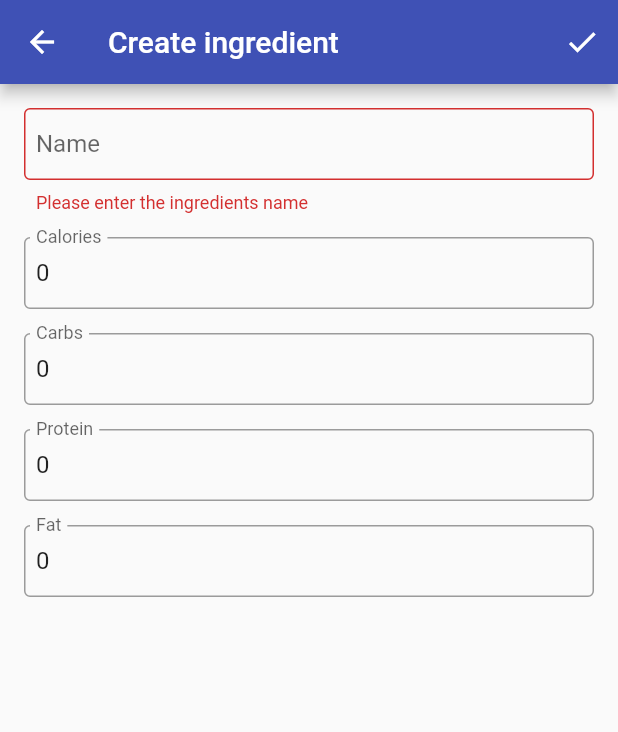
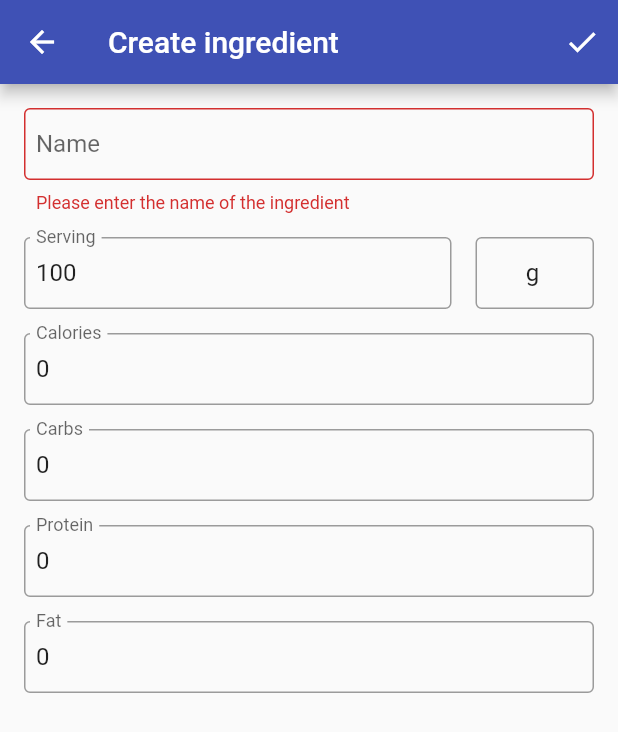
Before and after one commit to barnabas-lesti/aniry_flutter_legacy, a Flutter app: the IngredientEditPage screen opened directly, after a tap on the "done" icon, on a phone screen of 412 x 824 dp. Shown: the top 732 px of the screen. Run offline on Flutter 3.47's test engine with Material 2 defaults, Android fonts, the phone set to English and light mode, and no system bars; our stand-ins replace beamer, flutter_slidable; generated files the repository leaves out were written again.

Commit message:
Created skeleton of the ingredient creation :)))))

```diff
--- a/lib/app/l10n/app_en.arb
+++ b/lib/app/l10n/app_en.arb
@@ -8,8 +8,10 @@
   "ingredientEditPageTitle": "Edit ingredient",
   "ingredientEditPageSaveTooltip": "Save ingredient",
 
-  "ingredientFormNameInvalid": "Please enter the ingredients name",
+  "ingredientFormNameInvalid": "Please enter the name of the ingredient",
   "ingredientFormName": "Name",
+  "ingredientFormServing": "Serving",
+  "ingredientFormServingInvalid": "Please enter the serving amount",
   "ingredientFormCalories": "Calories",
   "ingredientFormCarbs": "Carbs",
   "ingredientFormProtein": "Protein",
--- a/lib/app/models/nutrients.dart
+++ b/lib/app/models/nutrients.dart
@@ -1,3 +1,4 @@
+import 'package:aniry/app/utils.dart';
 import 'package:json_annotation/json_annotation.dart';
 
 part 'nutrients.g.dart';
@@ -16,7 +17,7 @@ class AppNutrients {
 
   @override
   toString() =>
-      '${carbs.toStringAsFixed(0)}g carbs, ${protein.toStringAsFixed(0)}g protein, ${fat.toStringAsFixed(0)}g fat';
+      '${AppUtils.doubleToString(carbs)}g carbs, ${AppUtils.doubleToString(protein)}g protein, ${AppUtils.doubleToString(fat)}g fat';
 
   factory AppNutrients.fromJson(Map<String, dynamic> json) => _$AppNutrientsFromJson(json);
 
--- a/lib/app/models/serving.dart
+++ b/lib/app/models/serving.dart
@@ -1,20 +1,21 @@
-import 'package:aniry/app/models/serving_unit.dart';
+import 'package:aniry/app/models/unit.dart';
+import 'package:aniry/app/utils.dart';
 import 'package:json_annotation/json_annotation.dart';
 
 part 'serving.g.dart';
 
 @JsonSerializable()
 class AppServing {
-  AppServingUnit unit;
+  String unit;
   double value;
 
   AppServing({
-    this.unit = AppServingUnit.g,
+    this.unit = AppUnit.g,
     this.value = 0,
   });
 
   @override
-  toString() => '${value.toStringAsFixed(0)}${unit.name}';
+  toString() => '${AppUtils.doubleToString(value)}$unit';
 
   factory AppServing.fromJson(Map<String, dynamic> json) => _$AppServingFromJson(json);
 
--- a/lib/app/models/serving_unit.dart
+++ /dev/null
@@ -1,5 +0,0 @@
-enum AppServingUnit {
-  g,
-  ml,
-  kcal,
-}
--- /dev/null
+++ b/lib/app/models/unit.dart
@@ -0,0 +1,5 @@
+class AppUnit {
+  static const String g = 'g';
+  static const String ml = 'ml';
+  static const String kcal = 'kcal';
+}
--- a/lib/app/utils.dart
+++ b/lib/app/utils.dart
@@ -5,4 +5,8 @@ class AppUtils {
     if (hasFractional(number)) return (exact ?? false) ? number.toString() : number.toStringAsFixed(1);
     return number.toStringAsFixed(0);
   }
+
+  static double stringToDouble(String value) {
+    return value.isNotEmpty ? double.parse(value) : 0;
+  }
 }
--- a/lib/app/widgets/input.dart
+++ b/lib/app/widgets/input.dart
@@ -5,26 +5,41 @@ class AppInput extends StatelessWidget {
   final String? Function(String?)? validator;
   final String? initialValue;
   final String? label;
-  final void Function(String?)? onSaved;
+  final void Function(String)? onSaved;
+  final void Function()? onTap;
+  final void Function(String)? onChanged;
+  final bool? number;
+  final bool? readonly;
+  final TextAlign? textAlign;
   final double? paddingBottom;
-  final bool? number;
+  final TextEditingController? controller;
 
   const AppInput({
+    this.controller,
     this.validator,
     this.initialValue,
     this.label,
     this.onSaved,
+    this.number,
+    this.readonly,
+    this.onTap,
+    this.textAlign,
     this.paddingBottom,
-    this.number,
+    this.onChanged,
     super.key,
   });
 
   @override
   Widget build(context) {
     final input = TextFormField(
+      controller: controller,
+      onChanged: onChanged,
+      textAlign: textAlign ?? TextAlign.start,
+      onTap: onTap,
+      readOnly: (readonly ?? false) ? readonly! : false,
       validator: validator,
       initialValue: initialValue,
-      onSaved: onSaved,
+      onSaved: (value) => onSaved?.call(value ?? ''),
       keyboardType: number ?? false ? const TextInputType.numberWithOptions(decimal: true) : null,
       inputFormatters: number ?? false
           ? <TextInputFormatter>[
@@ -43,7 +58,7 @@ class AppInput extends StatelessWidget {
       ),
     );
 
-    return paddingBottom != null && paddingBottom! > 0
+    return (paddingBottom != null && paddingBottom! > 0)
         ? Padding(
             padding: EdgeInsets.only(bottom: paddingBottom!),
             child: input,
--- a/lib/app/widgets/list.dart
+++ b/lib/app/widgets/list.dart
@@ -60,7 +60,7 @@ class AppList extends StatelessWidget {
       ];
 
   List<_AppListTile> _sortTiles(List<_AppListTile> tiles) =>
-      tiles..sort((a, b) => a.item.textLeftPrimary.compareTo(b.item.textLeftPrimary));
+      tiles..sort((a, b) => a.item.textLeftPrimary.toLowerCase().compareTo(b.item.textLeftPrimary.toLowerCase()));
 
   @override
   Widget build(context) {
--- /dev/null
+++ b/lib/app/widgets/select_input.dart
@@ -0,0 +1,64 @@
+import 'package:aniry/app/widgets/input.dart';
+import 'package:flutter/material.dart';
+
+class AppSelectInput<T> extends StatefulWidget {
+  final String initialValue;
+  final List<AppSelectInputOption> options;
+  final void Function(String) onChanged;
+
+  const AppSelectInput({
+    required this.initialValue,
+    required this.options,
+    required this.onChanged,
+    super.key,
+  });
+
+  @override
+  State<AppSelectInput> createState() => _AppSelectInputState();
+}
+
+class _AppSelectInputState extends State<AppSelectInput> {
+  final TextEditingController _controller = TextEditingController();
+
+  _buildOnTap(BuildContext context) => () {
+        final offset = (context.findRenderObject() as RenderBox).localToGlobal(Offset.zero);
+        final position = RelativeRect.fromLTRB(offset.dx, offset.dy, 0, 0);
+        showMenu(
+          context: context,
+          position: position,
+          items: widget.options
+              .map(
+                (option) => PopupMenuItem<String>(
+                  value: option.value,
+                  child: Text(option.label),
+                  onTap: () {
+                    _controller.text = option.value;
+                    widget.onChanged(_controller.text);
+                  },
+                ),
+              )
+              .toList(),
+        );
+      };
+
+  @override
+  Widget build(BuildContext context) {
+    _controller.text = widget.initialValue;
+    return AppInput(
+      controller: _controller,
+      textAlign: TextAlign.center,
+      onTap: _buildOnTap(context),
+      readonly: true,
+    );
+  }
+}
+
+class AppSelectInputOption {
+  final String label;
+  final String value;
+
+  const AppSelectInputOption({
+    required this.label,
+    required this.value,
+  });
+}
--- /dev/null
+++ b/lib/app/widgets/serving_input.dart
@@ -0,0 +1,74 @@
+import 'package:aniry/app/models/serving.dart';
+import 'package:aniry/app/utils.dart';
+import 'package:aniry/app/widgets/input.dart';
+import 'package:aniry/app/widgets/select_input.dart';
+import 'package:flutter/material.dart';
+
+class AppServingInput extends StatefulWidget {
+  final AppServing initialValue;
+  final String label;
+  final List<String> units;
+  final String? Function(AppServing) validator;
+  final void Function(AppServing) onSaved;
+  final double? paddingBottom;
+
+  const AppServingInput({
+    required this.initialValue,
+    required this.label,
+    required this.units,
+    required this.validator,
+    required this.onSaved,
+    this.paddingBottom,
+    super.key,
+  });
+
+  @override
+  State<AppServingInput> createState() => _AppServingInputState();
+}
+
+class _AppServingInputState extends State<AppServingInput> {
+  @override
+  Widget build(context) {
+    AppServing serving = widget.initialValue;
+    final input = Row(
+      crossAxisAlignment: CrossAxisAlignment.start,
+      mainAxisAlignment: MainAxisAlignment.start,
+      children: [
+        Expanded(
+          flex: 3,
+          child: AppInput(
+            number: true,
+            initialValue: AppUtils.doubleToString(widget.initialValue.value, exact: true),
+            label: widget.label,
+            validator: (_) => widget.validator(serving),
+            onChanged: (value) => serving.value = AppUtils.stringToDouble(value),
+            onSaved: (_) => widget.onSaved(serving),
+          ),
+        ),
+        Expanded(
+          flex: 1,
+          child: Padding(
+            padding: const EdgeInsets.only(left: 16),
+            child: AppSelectInput(
+              initialValue: widget.initialValue.unit,
+              onChanged: (value) => serving.unit = value,
+              options: widget.units
+                  .map((unit) => AppSelectInputOption(
+                        label: unit,
+                        value: unit,
+                      ))
+                  .toList(),
+            ),
+          ),
+        ),
+      ],
+    );
+
+    return (widget.paddingBottom != null && widget.paddingBottom! > 0)
+        ? Padding(
+            padding: EdgeInsets.only(bottom: widget.paddingBottom!),
+            child: input,
+          )
+        : input;
+  }
+}
--- a/lib/ingredient/models/item.dart
+++ b/lib/ingredient/models/item.dart
@@ -1,7 +1,7 @@
 import 'package:aniry/app/models/list_item.dart';
 import 'package:aniry/app/models/nutrients.dart';
 import 'package:aniry/app/models/serving.dart';
-import 'package:aniry/app/models/serving_unit.dart';
+import 'package:aniry/app/models/unit.dart';
 import 'package:flutter/material.dart';
 import 'package:json_annotation/json_annotation.dart';
 import 'package:uuid/uuid.dart';
@@ -26,11 +26,11 @@ class IngredientItem {
     this.description,
   });
 
-  static AppServingUnit defaultServingUnit = AppServingUnit.g;
+  static String defaultServingUnit = AppUnit.g;
   static double defaultServingValue = 100;
-  static List<AppServingUnit> primaryServingUnits = [
-    AppServingUnit.g,
-    AppServingUnit.ml,
+  static List<String> primaryServingUnits = [
+    AppUnit.g,
+    AppUnit.ml,
   ];
   static IconData icon = Icons.apple;
   static Color color = Colors.green[400]!;
@@ -48,7 +48,7 @@ class IngredientItem {
         textLeftPrimary: name,
         textLeftSecondary: nutrients.toString(),
         textRightPrimary: serving.toString(),
-        textRightSecondary: '${calories.toStringAsFixed(0)}${AppServingUnit.kcal.name}',
+        textRightSecondary: '${calories.toStringAsFixed(0)}${AppUnit.kcal}',
         icon: icon,
         iconColor: color,
       );
--- a/lib/ingredient/widgets/form.dart
+++ b/lib/ingredient/widgets/form.dart
@@ -4,6 +4,7 @@ import 'package:aniry/app/models/nutrients.dart';
 import 'package:aniry/app/models/serving.dart';
 import 'package:aniry/app/utils.dart';
 import 'package:aniry/app/widgets/input.dart';
+import 'package:aniry/app/widgets/serving_input.dart';
 import 'package:aniry/ingredient/models/item.dart';
 import 'package:flutter/material.dart';
 
@@ -21,11 +22,15 @@ class IngredientForm extends StatefulWidget {
 
 class _IngredientFormState extends State<IngredientForm> {
   final _formKey = GlobalKey<FormState>();
-  String name = '';
-  double calories = 0;
-  double carbs = 0;
-  double protein = 0;
-  double fat = 0;
+  String _name = '';
+  double _calories = 0;
+  double _carbs = 0;
+  double _protein = 0;
+  double _fat = 0;
+  AppServing _serving = AppServing(
+    unit: IngredientItem.defaultServingUnit,
+    value: IngredientItem.defaultServingValue,
+  );
 
   @override
   Widget build(BuildContext context) {
@@ -35,14 +40,14 @@ class _IngredientFormState extends State<IngredientForm> {
       _formKey.currentState!.save();
       return IngredientItem(
         id: IngredientItem.createId(),
-        name: name,
-        calories: calories,
+        name: _name,
+        calories: _calories,
         nutrients: AppNutrients(
-          carbs: carbs,
-          protein: protein,
-          fat: fat,
+          carbs: _carbs,
+          protein: _protein,
+          fat: _fat,
         ),
-        servings: [AppServing()],
+        servings: [_serving],
       );
     });
 
@@ -51,38 +56,47 @@ class _IngredientFormState extends State<IngredientForm> {
       child: Column(
         children: [
           AppInput(
-            initialValue: name,
+            initialValue: _name,
             label: appI10N(context).ingredientFormName,
             validator: (value) => (value == null || value.isEmpty) ? appI10N(context).ingredientFormNameInvalid : null,
-            onSaved: (value) => name = value!,
+            onSaved: (value) => _name = value,
+            paddingBottom: 16,
+          ),
+          AppServingInput(
+            initialValue: _serving,
+            label: appI10N(context).ingredientFormServing,
+            validator: (value) => _serving.value > 0 ? null : appI10N(context).ingredientFormServingInvalid,
+            onSaved: (value) => _serving = value,
+            units: IngredientItem.primaryServingUnits,
             paddingBottom: 16,
           ),
           AppInput(
-            initialValue: AppUtils.doubleToString(calories, exact: true),
+            initialValue: AppUtils.doubleToString(_calories, exact: true),
             label: appI10N(context).ingredientFormCalories,
-            onSaved: (value) => calories = double.parse(value!),
+            onSaved: (value) => _calories = AppUtils.stringToDouble(value),
             number: true,
             paddingBottom: 16,
           ),
           AppInput(
-            initialValue: AppUtils.doubleToString(carbs, exact: true),
+            initialValue: AppUtils.doubleToString(_carbs, exact: true),
             label: appI10N(context).ingredientFormCarbs,
-            onSaved: (value) => carbs = double.parse(value!),
+            onSaved: (value) => _carbs = AppUtils.stringToDouble(value),
             number: true,
             paddingBottom: 16,
           ),
           AppInput(
-            initialValue: AppUtils.doubleToString(protein, exact: true),
+            initialValue: AppUtils.doubleToString(_protein, exact: true),
             label: appI10N(context).ingredientFormProtein,
-            onSaved: (value) => protein = double.parse(value!),
+            onSaved: (value) => _protein = AppUtils.stringToDouble(value),
             number: true,
             paddingBottom: 16,
           ),
           AppInput(
-            initialValue: AppUtils.doubleToString(fat, exact: true),
+            initialValue: AppUtils.doubleToString(_fat, exact: true),
             label: appI10N(context).ingredientFormFat,
-            onSaved: (value) => fat = double.parse(value!),
+            onSaved: (value) => _fat = AppUtils.stringToDouble(value),
             number: true,
+            paddingBottom: 16,
           ),
         ],
       ),
```
Also changed, not shown: lib/app/models/nutrients.g.dart, lib/app/models/serving.g.dart.
